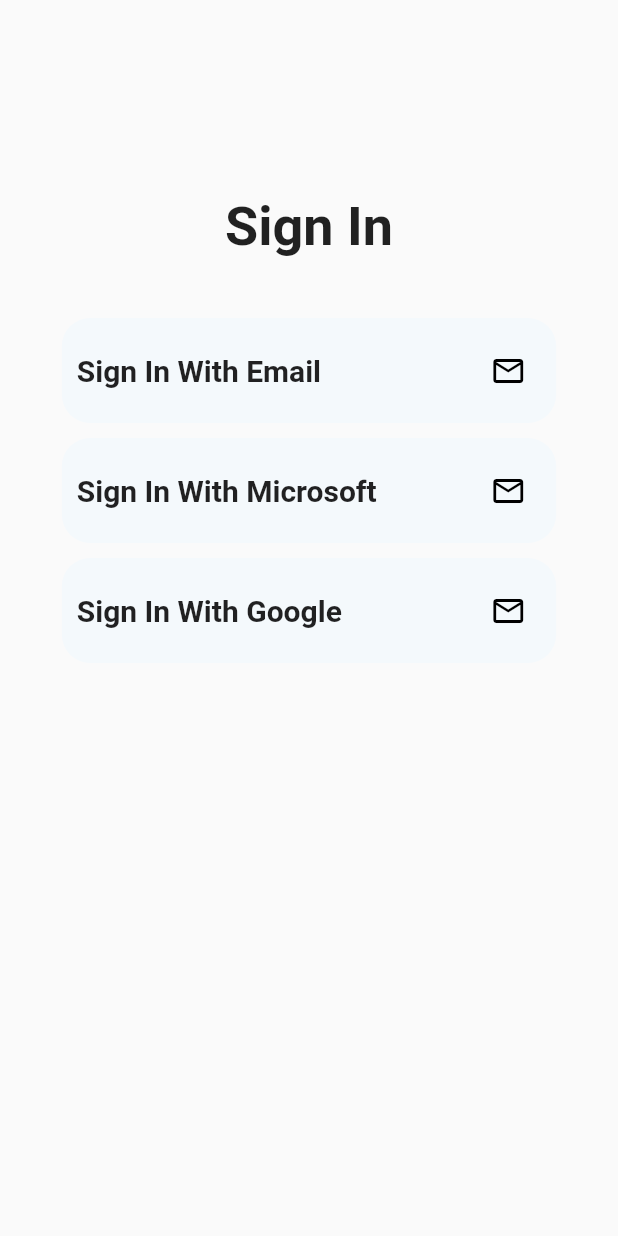
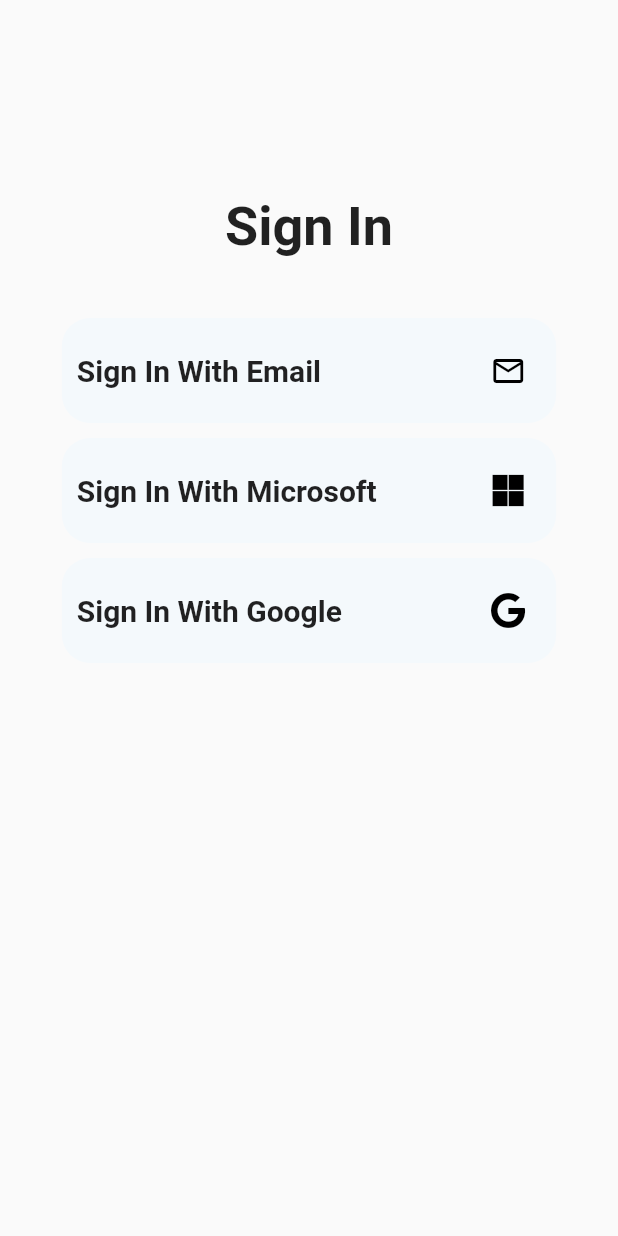
Before and after one commit to SumitKumar1307/TODO-Remake, a Flutter app: the Registration screen opened directly, on a phone screen of 412 x 824 dp. Run offline on Flutter 3.47's test engine with Material 2 defaults, Android fonts, the phone set to English and light mode, and no system bars; our stand-ins replace firebase_core, font_awesome_flutter; accounts and stored records are empty; statements that could not run were skipped.

Commit message:
Added Google and Microsoft Icons instead of email placeholders

```diff
--- a/lib/ui/register.dart
+++ b/lib/ui/registration.dart
@@ -1,6 +1,7 @@
 // ignore_for_file: prefer_const_constructors
 
 import 'package:flutter/material.dart';
+import 'package:font_awesome_flutter/font_awesome_flutter.dart';
 
 class Registration extends StatefulWidget {
   const Registration({Key? key}) : super(key: key);
@@ -76,7 +77,7 @@
                         ),
                       ),
                       Icon(
-                        Icons.email_outlined,
+                        FontAwesomeIcons.microsoft,
                         color: Colors.black,
                       )
                     ],
@@ -103,7 +104,7 @@
                         ),
                       ),
                       Icon(
-                        Icons.email_outlined,
+                        FontAwesomeIcons.google,
                         color: Colors.black,
                       )
                     ],
```
